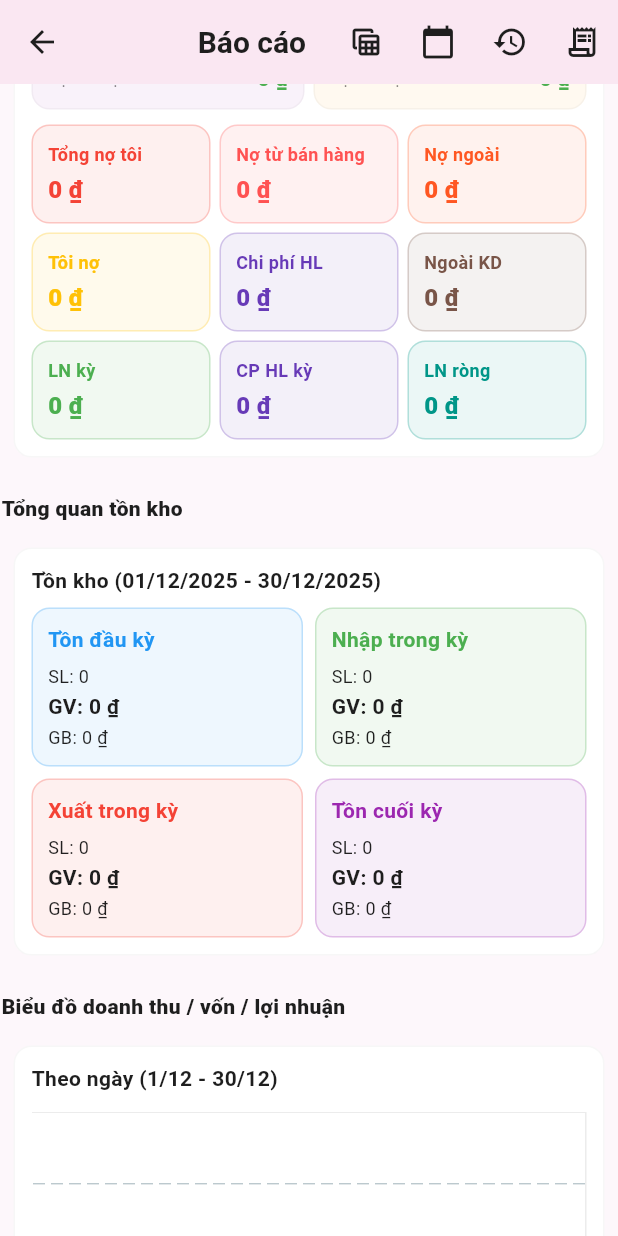
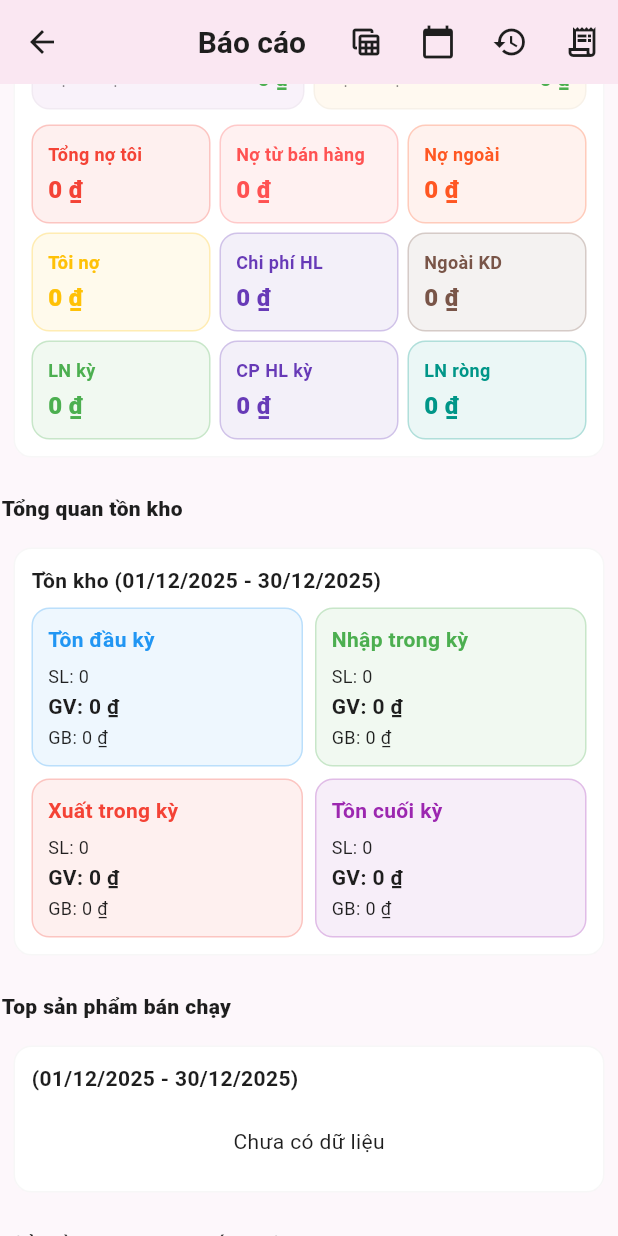
Before and after one commit to vip7009pro/market_vendor_app, a Flutter app: the ReportScreen screen opened directly, scrolled down 576 dp, on a phone screen of 412 x 824 dp. Run offline on Flutter 3.47's test engine with Material 3 defaults, Android fonts, the phone set to English and light mode, and no system bars; drawn by our look-alikes of fl_chart; our stand-ins replace cloud_firestore, device_info_plus, file_picker, firebase_auth, firebase_core, flutter_contacts and 14 more; missing offline and left inert: barcode, esc_pos_printer_plus, esc_pos_utils_plus, excel, googleapis, mobile_scanner and 1 more; accounts and stored records are empty.

Commit message:
Them top sp ban chay

```diff
--- a/lib/screens/report_screen.dart
+++ b/lib/screens/report_screen.dart
@@ -19,6 +19,21 @@ class _Point {
   final double cost;
   final double profit;
   _Point(this.x, this.y, {required this.cost, required this.profit});
+}
+
+class _TopProductRow {
+  final String key;
+  final String name;
+  final String unit;
+  final double qty;
+  final double amount;
+  const _TopProductRow({
+    required this.key,
+    required this.name,
+    required this.unit,
+    required this.qty,
+    required this.amount,
+  });
 }
 
 class _PayStats {
@@ -268,6 +283,7 @@ class _AutoScrollToEndState extends State<_AutoScrollToEnd> {
     return widget.builder(_controller);
   }
 }
+
 class ReportScreen extends StatefulWidget {
   const ReportScreen({super.key});
   @override
@@ -1254,6 +1270,34 @@ class _ReportScreenState extends State<ReportScreen> {
       );
     }).toList();
 
+    final topAgg = <String, _TopProductRow>{};
+    for (final s in filteredSales) {
+      for (final it in s.items) {
+        final itemType = (it.itemType ?? '').toUpperCase().trim();
+        final displayName = (itemType == 'MIX' && (it.displayName?.trim().isNotEmpty == true))
+            ? it.displayName!.trim()
+            : it.name;
+        final key = it.productId.trim().isNotEmpty ? it.productId.trim() : displayName;
+        final prev = topAgg[key];
+        final nextQty = (prev?.qty ?? 0) + it.quantity;
+        final nextAmount = (prev?.amount ?? 0) + (it.unitPrice * it.quantity);
+        topAgg[key] = _TopProductRow(
+          key: key,
+          name: prev?.name ?? displayName,
+          unit: prev?.unit ?? it.unit,
+          qty: nextQty,
+          amount: nextAmount,
+        );
+      }
+    }
+    final topProducts = topAgg.values.toList()
+      ..sort((a, b) {
+        final c = b.qty.compareTo(a.qty);
+        if (c != 0) return c;
+        return b.amount.compareTo(a.amount);
+      });
+    final topProductsLimited = topProducts.take(10).toList();
+
     return Scaffold(
       appBar: AppBar(
         title: const Text('Báo cáo'),
@@ -1370,7 +1414,6 @@ class _ReportScreenState extends State<ReportScreen> {
                             tooltip: 'Nợ chưa trả (theo khoảng ngày)',
                             gradientColors: const [Color(0xFFEF4444), Color(0xFFF97316)],
                           ),
-
                         ];
                         return LayoutBuilder(
                           builder: (context, constraints) {
@@ -1665,6 +1708,17 @@ class _ReportScreenState extends State<ReportScreen> {
             ),
             const SizedBox(height: 16),
             const Text(
+              'Top sản phẩm bán chạy',
+              style: TextStyle(fontWeight: FontWeight.w800, fontSize: 14),
+            ),
+            const SizedBox(height: 8),
+            _buildTopProductsCard(
+              currency: currency,
+              dateRange: _dateRange,
+              rows: topProductsLimited,
+            ),
+            const SizedBox(height: 16),
+            const Text(
               'Biểu đồ doanh thu / vốn / lợi nhuận',
               style: TextStyle(fontWeight: FontWeight.w800, fontSize: 14),
             ),
@@ -1825,6 +1879,54 @@ class _ReportScreenState extends State<ReportScreen> {
     );
   }
 
+  Widget _buildTopProductsCard({
+    required NumberFormat currency,
+    required DateTimeRange dateRange,
+    required List<_TopProductRow> rows,
+  }) {
+    final maxQty = rows.isEmpty ? 0.0 : rows.map((e) => e.qty).reduce((a, b) => a > b ? a : b);
+    return Card(
+      elevation: 0,
+      shape: RoundedRectangleBorder(
+        borderRadius: BorderRadius.circular(12),
+        side: BorderSide(color: Colors.black.withAlpha(8)),
+      ),
+      child: Padding(
+        padding: const EdgeInsets.all(12),
+        child: Column(
+          crossAxisAlignment: CrossAxisAlignment.start,
+          children: [
+            Text(
+              '(${DateFormat('dd/MM/yyyy').format(dateRange.start)} - ${DateFormat('dd/MM/yyyy').format(dateRange.end)})',
+              style: const TextStyle(fontWeight: FontWeight.w700),
+            ),
+            const SizedBox(height: 10),
+            if (rows.isEmpty)
+              const Padding(
+                padding: EdgeInsets.symmetric(vertical: 12),
+                child: Center(child: Text('Chưa có dữ liệu')),
+              )
+            else
+              Column(
+                children: [
+                  for (var i = 0; i < rows.length; i++)
+                    Padding(
+                      padding: EdgeInsets.only(bottom: i == rows.length - 1 ? 0 : 10),
+                      child: _TopProductBarRow(
+                        index: i + 1,
+                        row: rows[i],
+                        maxQty: maxQty,
+                        currency: currency,
+                      ),
+                    ),
+                ],
+              ),
+          ],
+        ),
+      ),
+    );
+  }
+
   Widget _buildNetProfitChartCard({
     required String title,
     required List<_Point> points,
@@ -1963,6 +2065,7 @@ class _ReportScreenState extends State<ReportScreen> {
       ),
     );
   }
+
   Widget _buildChartCard({
     required String title,
     required List<_Point> points,
@@ -2265,6 +2368,7 @@ class _InventoryMetric extends StatelessWidget {
     required this.currency,
     required this.color,
   });
+
   @override
   Widget build(BuildContext context) {
     final qtyText = qty.toStringAsFixed(qty % 1 == 0 ? 0 : 2);
@@ -2293,6 +2397,72 @@ class _InventoryMetric extends StatelessWidget {
   }
 }
 
+class _TopProductBarRow extends StatelessWidget {
+  final int index;
+  final _TopProductRow row;
+  final double maxQty;
+  final NumberFormat currency;
+  const _TopProductBarRow({
+    required this.index,
+    required this.row,
+    required this.maxQty,
+    required this.currency,
+  });
+
+  @override
+  Widget build(BuildContext context) {
+    final qtyText = row.qty.toStringAsFixed(row.qty % 1 == 0 ? 0 : 2);
+    final factor = (maxQty <= 0) ? 0.0 : (row.qty / maxQty).clamp(0.0, 1.0).toDouble();
+    final labelStyle = Theme.of(context).textTheme.bodySmall?.copyWith(color: Colors.black54);
+    final valueStyle = Theme.of(context).textTheme.bodySmall?.copyWith(fontWeight: FontWeight.w700);
+    return Column(
+      crossAxisAlignment: CrossAxisAlignment.start,
+      children: [
+        Row(
+          children: [
+            SizedBox(width: 26, child: Text('$index.', style: labelStyle)),
+            Expanded(
+              child: Text(
+                row.name,
+                maxLines: 1,
+                overflow: TextOverflow.ellipsis,
+                style: const TextStyle(fontWeight: FontWeight.w700),
+              ),
+            ),
+            const SizedBox(width: 8),
+            Text('$qtyText ${row.unit}', style: valueStyle),
+            const SizedBox(width: 10),
+            Text(currency.format(row.amount), style: valueStyle),
+          ],
+        ),
+        const SizedBox(height: 6),
+        ClipRRect(
+          borderRadius: BorderRadius.circular(99),
+          child: Container(
+            height: 10,
+            color: Colors.black.withAlpha(10),
+            alignment: Alignment.centerLeft,
+            child: FractionallySizedBox(
+              widthFactor: factor,
+              child: Container(
+                height: 10,
+                decoration: BoxDecoration(
+                  gradient: LinearGradient(
+                    colors: [
+                      Colors.blue.withAlpha(220),
+                      Colors.indigo.withAlpha(220),
+                    ],
+                  ),
+                ),
+              ),
+            ),
+          ),
+        ),
+      ],
+    );
+  }
+}
+
 class _SingleKpi extends StatelessWidget {
   final String title;
   final double value;
@@ -2304,6 +2474,7 @@ class _SingleKpi extends StatelessWidget {
     required this.currency,
     required this.color,
   });
+
   @override
   Widget build(BuildContext context) {
     return Container(
```
